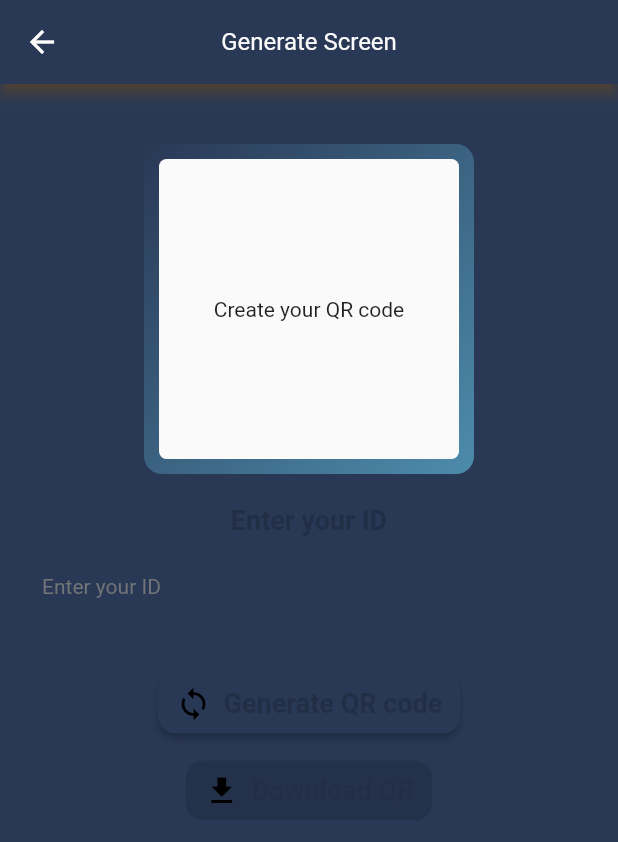
After one commit to AmmarAgeeza/Faculty_Project, a Flutter app: the GeneratorScreen screen opened directly, on a phone screen of 412 x 824 dp. The commit adds this screen. Shown: the top 842 px of the screen. Run offline on Flutter 3.47's test engine with Material 2 defaults, Android fonts, the phone set to English and light mode, and no system bars; our stand-ins replace another_flushbar, bloc, flutter_bloc, google_fonts, image_gallery_saver, permission_handler and 1 more; Roboto replaces fonts that are missing (Abel, Montserrat).

Commit message:
generate

```diff
--- /dev/null
+++ b/lib/screens/genarate.dart
@@ -0,0 +1,216 @@
+import 'dart:typed_data';
+
+import 'package:another_flushbar/flushbar.dart';
+import 'package:faculty_project/shared/constants/constants.dart';
+import 'package:faculty_project/shared/styles/colors_manager.dart';
+import 'package:faculty_project/shared/styles/strings_manager.dart';
+import 'package:faculty_project/shared/styles/values_manager.dart';
+import 'package:flutter/material.dart';
+import 'package:flutter/rendering.dart';
+import 'package:image_gallery_saver/image_gallery_saver.dart';
+import 'package:qr_flutter/qr_flutter.dart';
+import 'dart:ui' as ui;
+import '../shared/constants/constants.dart';
+
+import 'package:permission_handler/permission_handler.dart';
+class GeneratorScreen extends StatefulWidget {
+  const GeneratorScreen({Key? key}) : super(key: key);
+
+  @override
+  State<GeneratorScreen> createState() => _GeneratorScreenState();
+}
+
+class _GeneratorScreenState extends State<GeneratorScreen> {
+  final _globalKey = GlobalKey();
+  final _textController = TextEditingController();
+  String _qrData = '';
+  bool _isShowQR = false;
+  bool _isSubmitted = false;
+
+  String? get _errorMessage {
+    String text = _textController.text.trim();
+    if (text.isEmpty) {
+      return AppStrings.empty;
+    } else {
+      return text;
+    }
+  }
+
+  Future _capturePng() async {
+    var devicePixelRatio = MediaQuery.of(context).devicePixelRatio;
+
+    //class extend RenderProxyBox
+    RenderRepaintBoundary? boundary =
+    _globalKey.currentContext!.findRenderObject() as RenderRepaintBoundary?;
+    ui.Image image = await boundary!.toImage(pixelRatio: devicePixelRatio);
+    ByteData? byteData = await image.toByteData(format: ui.ImageByteFormat.png);
+    Uint8List pngBytes = byteData!.buffer.asUint8List();
+
+    // Request permissions if not already granted access
+    if (!(await Permission.storage.status.isGranted)) {
+      await Permission.storage.request();
+    }
+
+    await ImageGallerySaver.saveImage(
+      Uint8List.fromList(pngBytes),
+      name: AppStrings.qRCode,
+      quality: 100,
+    );
+
+    Flushbar(
+      message: AppStrings.download,
+      flushbarPosition: FlushbarPosition.BOTTOM,
+      duration: const Duration(milliseconds: 1000),
+      margin: const EdgeInsets.all(AppPadding.p15),
+      padding: const EdgeInsets.all(AppMargin.m15),
+      borderRadius: BorderRadius.circular(10),
+      icon: const Icon(
+        Icons.download_done,
+        color: Colors.green,
+      ),
+    ).show(context);
+  }
+
+  @override
+  Widget build(BuildContext context) {
+    return Scaffold(
+      appBar: AppBar(
+        title: const Text(AppStrings.generate),
+      ),
+      body: Padding(
+        padding: const EdgeInsets.all(AppPadding.p20),
+        child: SingleChildScrollView(
+          child: Column(
+            crossAxisAlignment: CrossAxisAlignment.center,
+            children: [
+              //بيعيد رسم الحدود
+              RepaintBoundary(
+                key: _globalKey,
+                child: showQRcode(),
+              ),
+              //class Align extends SingleChildRenderObjectWidget
+               Align(
+                alignment: Alignment.center,
+                child: Text(
+                  AppStrings.id,
+                  style: title,
+                ),
+              ),
+              const SizedBox(height: 10,),
+              TextField(
+                decoration: const InputDecoration(
+                    hintText: AppStrings.id,
+                ),
+                controller: _textController,
+                //decoration: InputDecoration(
+                //  errorText: _isSubmitted ? _errorMessage : null,
+                // ),
+                onChanged: (value) {
+                  setState(() {});
+                },
+              ),
+              const SizedBox(
+                height: 30,
+              ),
+              buildButton(
+                iconData: Icons.sync,
+                text: AppStrings.generateQr,
+                onPressed: () {
+                  // FocusManager.instance.primaryFocus?.unfocus();
+                  setState(() {
+                    _isSubmitted = true;
+                    //trim =>string
+                    _qrData = _textController.text.trim();
+                    if (_qrData.isEmpty) {
+                      _isShowQR = false;
+                    } else {
+                      _isShowQR = true;
+                    }
+                  });
+                },
+              ),
+              const SizedBox(
+                height: 10,
+              ),
+              buildButton(
+                  iconData: Icons.download,
+                  text: AppStrings.downloadQR,
+                  onPressed: _isShowQR ? _capturePng : null),
+            ],
+          ),
+        ),
+      ),
+    );
+  }
+
+  Widget buildButton({
+    required IconData iconData,
+    required String text,
+    required onPressed,
+  }) {
+    return ElevatedButton.icon(
+      onPressed: onPressed,
+      icon: Icon(
+        iconData,
+        color: ColorManager.black,
+      ),
+      label: Text(
+        text,
+        style: title,
+      ),
+      style: ElevatedButton.styleFrom(
+        padding: const EdgeInsets.symmetric(vertical: 8, horizontal: 12),
+      ),
+    );
+  }
+
+  Widget showQRcode() {
+    return Container(
+      width: 220,
+      height: 220,
+      margin: const EdgeInsets.symmetric(vertical: 20),
+      decoration: BoxDecoration(
+        borderRadius: BorderRadius.circular(12),
+        gradient:  LinearGradient(
+          begin: Alignment.topLeft,
+          end: Alignment.bottomRight,
+          colors: [
+            ColorManager.primary,
+            ColorManager.blue,
+          ],
+        ),
+      ),
+      alignment: Alignment.center,
+      child: Container(
+        height: 200,
+        width: 200,
+        decoration: BoxDecoration(
+          borderRadius: BorderRadius.circular(5),
+          color:  ColorManager.white,
+          // gradient:
+        ),
+        alignment: Alignment.center,
+        child: AnimatedCrossFade(
+          firstChild: const Text(AppStrings.createQR),
+          secondChild: QrImage(
+            data: _qrData,
+            version: QrVersions.auto,
+            errorStateBuilder: (ctx, error) => const Text(
+              AppStrings.errorState,
+              textAlign: TextAlign.center,
+            ),
+          ),
+          duration: const Duration(milliseconds: 300),
+          crossFadeState:
+          _isShowQR ? CrossFadeState.showSecond : CrossFadeState.showFirst,
+        ),
+      ),
+    );
+  }
+
+  @override
+  void dispose() {
+    super.dispose();
+    _textController.dispose();
+  }
+}
--- a/lib/shared/constants/constants.dart
+++ b/lib/shared/constants/constants.dart
@@ -8,3 +8,5 @@ final body = GoogleFonts.abel(
     fontSize: 15, fontWeight: FontWeight.normal, color: Color(0xFF222E45));
 final topic = GoogleFonts.abel(
     fontSize: 30, fontWeight: FontWeight.bold, color: Color(0xFF222E45));
+final title = GoogleFonts.abel(
+    fontSize: 18, fontWeight: FontWeight.bold, color: Color(0xFF222E45));
--- a/lib/shared/styles/colors_manager.dart
+++ b/lib/shared/styles/colors_manager.dart
@@ -16,4 +16,6 @@ class ColorManager {
   static Color grey2 = const Color(0xff797979);
   static Color white = const Color(0xffFAFAFA);
   static Color error = const Color(0xffe61f34);
+  static Color blue = const Color(0xff4d8cac);
+
 }
--- a/lib/shared/styles/strings_manager.dart
+++ b/lib/shared/styles/strings_manager.dart
@@ -3,4 +3,24 @@ class AppStrings {
   static const String appTitle = 'Faculty App';
 
   static const String skip = 'Skip';
+  static const String empty =  'Content is empty';
+  static const String qRCode =  'QR code';
+  static const String download =  '  Download successfully';
+  static const String generate =  'Generate Screen';
+  static const String id =  'Enter your ID';
+  static const String generateQr =  'Generate QR code';
+  static const String downloadQR =  'Download QR';
+  static const String createQR =  'Create your QR code';
+  static const String errorState =  " oh! Something went wrong...";
+
+
+
+
+
+
+
+
+
+
+
 }
--- a/lib/shared/styles/values_manager.dart
+++ b/lib/shared/styles/values_manager.dart
@@ -20,6 +20,7 @@ class AppPadding {
   static const double p10 = 10;
   static const double p12 = 12;
   static const double p14 = 14;
+  static const double p15 = 15;
   static const double p16 = 16;
   static const double p18 = 18;
   static const double p20 = 20;
@@ -30,6 +31,7 @@ class AppMargin {
   static const double m10 = 10;
   static const double m12 = 12;
   static const double m14 = 14;
+  static const double m15 = 15;
   static const double m16 = 16;
   static const double m18 = 18;
   static const double m20 = 20;
```
Also changed, not shown: pubspec.yaml (+12 -0 lines), pubspec.lock.
